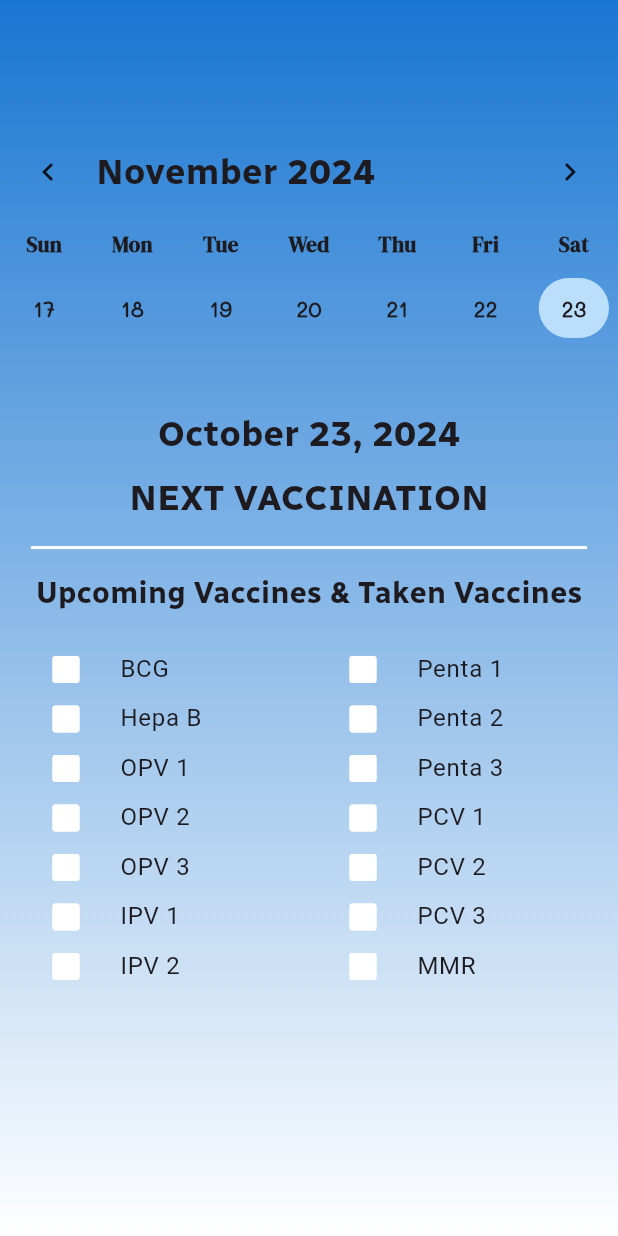
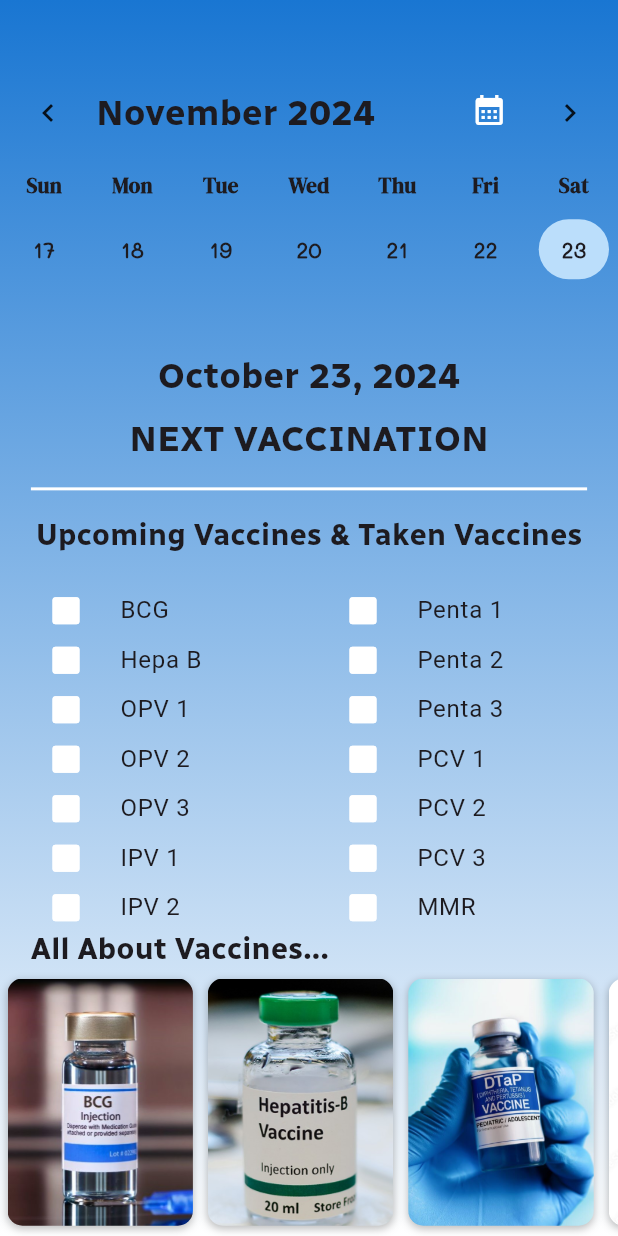
Before and after one commit to patriajasel/vaccination_tracker_app, a Flutter app: the HomePage screen opened directly, on a phone screen of 412 x 824 dp. Run offline on Flutter 3.47's test engine with Material 3 defaults, Android fonts, the phone set to English and light mode, and no system bars; drawn by our look-alikes of table_calendar; our stand-ins replace flutter_riverpod, smooth_page_indicator.

Commit message:
Homepage design (completed)

```diff
--- a/lib/pages/home_page.dart
+++ b/lib/pages/home_page.dart
@@ -27,6 +27,28 @@ class _HomePageState extends State<HomePage> {
     {'title': 'MMR', 'checked': false},
   ];
 
+  final List<String> vaccineImages = [
+    'lib/assets/images/vaccines/bcg_vaccine.jpg',
+    'lib/assets/images/vaccines/hepatitis_b_vaccine.jpg',
+    'lib/assets/images/vaccines/dtap_vaccine.jpg',
+    'lib/assets/images/vaccines/opv_vaccine.jpg',
+    'lib/assets/images/vaccines/ipv_vaccine.jpg',
+    'lib/assets/images/vaccines/pcv_vaccine.jpg',
+    'lib/assets/images/vaccines/mmr_vaccine.jpg',
+    'lib/assets/images/vaccines/pentavalent_vaccine.jpg',
+  ];
+
+  final List<String> vaccineNames = [
+    'BCG',
+    'Hepatitis B',
+    'DTAP',
+    'OPV',
+    'IPV',
+    'PCV',
+    'MMR',
+    'Pentavalent',
+  ];
+
   @override
   Widget build(BuildContext context) {
     double screenHeight = MediaQuery.of(context).size.height;
@@ -53,8 +75,7 @@ class _HomePageState extends State<HomePage> {
           // Scrollable Content
           SingleChildScrollView(
             child: Container(
-              height: screenHeight,
-              padding: EdgeInsets.only(top: screenHeight * 0.1),
+              padding: EdgeInsets.only(top: screenHeight * 0.0525),
               child: Column(
                 mainAxisAlignment: MainAxisAlignment.start,
                 crossAxisAlignment: CrossAxisAlignment.center,
@@ -111,7 +132,8 @@ class _HomePageState extends State<HomePage> {
                       style: TextStyles().sectionTitle,
                     ),
                   ),
-                  Expanded(
+                  SizedBox(
+                    height: screenHeight * 0.3,
                     child: GridView.builder(
                       padding: const EdgeInsets.all(8.0),
                       gridDelegate:
@@ -120,6 +142,9 @@ class _HomePageState extends State<HomePage> {
                         childAspectRatio: 6,
                       ),
                       itemCount: vaccines.length,
+                      shrinkWrap:
+                          true, // Ensures GridView doesn't take infinite space
+                      physics: const NeverScrollableScrollPhysics(),
                       itemBuilder: (context, index) {
                         return CheckboxListTile(
                           title: Text(vaccines[index]['title']),
@@ -136,11 +161,71 @@ class _HomePageState extends State<HomePage> {
                         );
                       },
                     ),
-                  )
+                  ),
+                  Align(
+                    alignment: Alignment.centerLeft,
+                    child: Padding(
+                      padding:
+                          EdgeInsets.symmetric(horizontal: screenWidth * 0.05),
+                      child: Text(
+                        "All About Vaccines...",
+                        style: TextStyles().sectionTitle,
+                      ),
+                    ),
+                  ),
+                  SizedBox(
+                    height: screenHeight * 0.25,
+                    child: ListView.builder(
+                      scrollDirection: Axis.horizontal,
+                      itemCount: vaccineImages.length,
+                      shrinkWrap: true,
+                      itemBuilder: (context, index) {
+                        return Column(
+                          mainAxisAlignment: MainAxisAlignment.start,
+                          children: [
+                            Padding(
+                              padding: const EdgeInsets.all(5),
+                              child: Container(
+                                decoration: BoxDecoration(
+                                  borderRadius: BorderRadius.circular(10),
+                                  boxShadow: const [
+                                    BoxShadow(
+                                        color: Colors.black26,
+                                        blurRadius: 4,
+                                        offset: Offset(0, 2)),
+                                  ],
+                                ),
+                                child: ClipRRect(
+                                  borderRadius: BorderRadius.circular(10),
+                                  child: Image.asset(vaccineImages[index],
+                                      height: screenHeight * 0.2,
+                                      width: screenWidth * 0.3,
+                                      fit: BoxFit.cover),
+                                ),
+                              ),
+                            ),
+                            Text(
+                              vaccineNames[index],
+                              style: TextStyles().vaccineNames,
+                            ),
+                          ],
+                        );
+                      },
+                    ),
+                  ),
                 ],
               ),
             ),
           ),
+          Positioned(
+              top: screenHeight * 0.06,
+              right: screenWidth * 0.15,
+              child: IconButton(
+                  onPressed: () {},
+                  icon: const Icon(
+                    Icons.calendar_month,
+                    color: Colors.white,
+                  ))),
         ],
       ),
     );
--- a/lib/utils/text_style.dart
+++ b/lib/utils/text_style.dart
@@ -23,4 +23,7 @@ class TextStyles {
 
   TextStyle sectionTitle = const TextStyle(
       fontFamily: 'RadioCanada', fontSize: 20.0, fontWeight: FontWeight.bold);
+
+  TextStyle vaccineNames =
+      const TextStyle(fontFamily: "RadioCanada", fontWeight: FontWeight.bold);
 }
--- a/pubspec.yaml
+++ b/pubspec.yaml
@@ -64,6 +64,7 @@ flutter:
   # To add assets to your application, add an assets section, like this:
   assets:
      - lib/assets/logos/
+     - lib/assets/images/vaccines/
 
   # An image asset can refer to one or more resolution-specific "variants", see
   # https://flutter.dev/to/resolution-aware-images
```
Also changed, not shown: lib/assets/images/vaccines/bcg_vaccine.jpg (added), lib/assets/images/vaccines/dtap_vaccine.jpg (added), lib/assets/images/vaccines/hepatitis_b_vaccine.jpg (added), lib/assets/images/vaccines/ipv_vaccine.jpg (added), lib/assets/images/vaccines/mmr_vaccine.jpg (added), lib/assets/images/vaccines/opv_vaccine.jpg (added), lib/assets/images/vaccines/pcv_vaccine.jpg (added), lib/assets/images/vaccines/pentavalent_vaccine.jpg (added).
